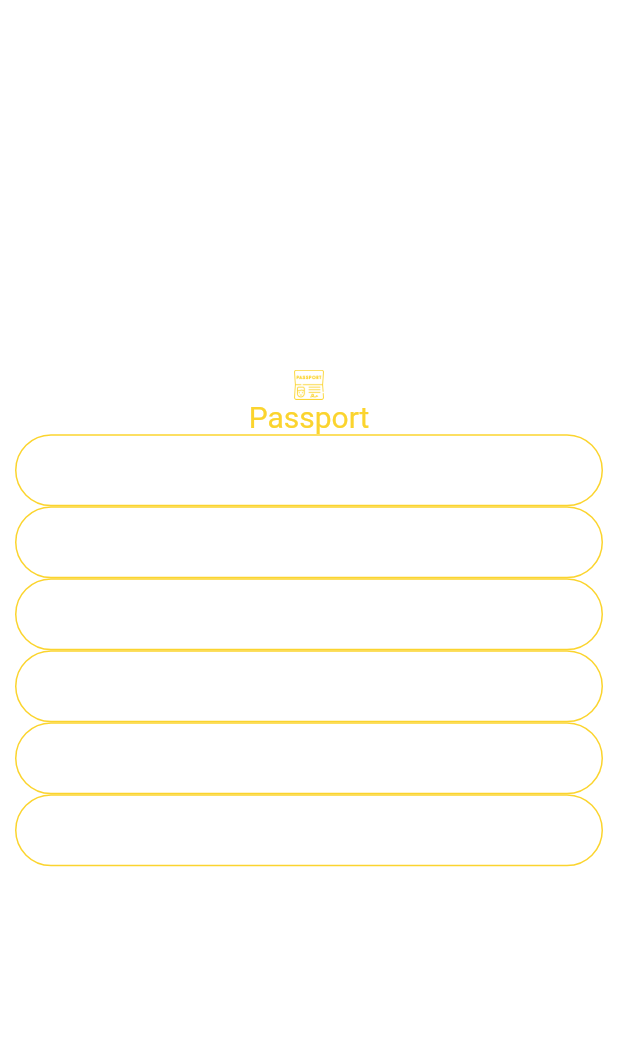
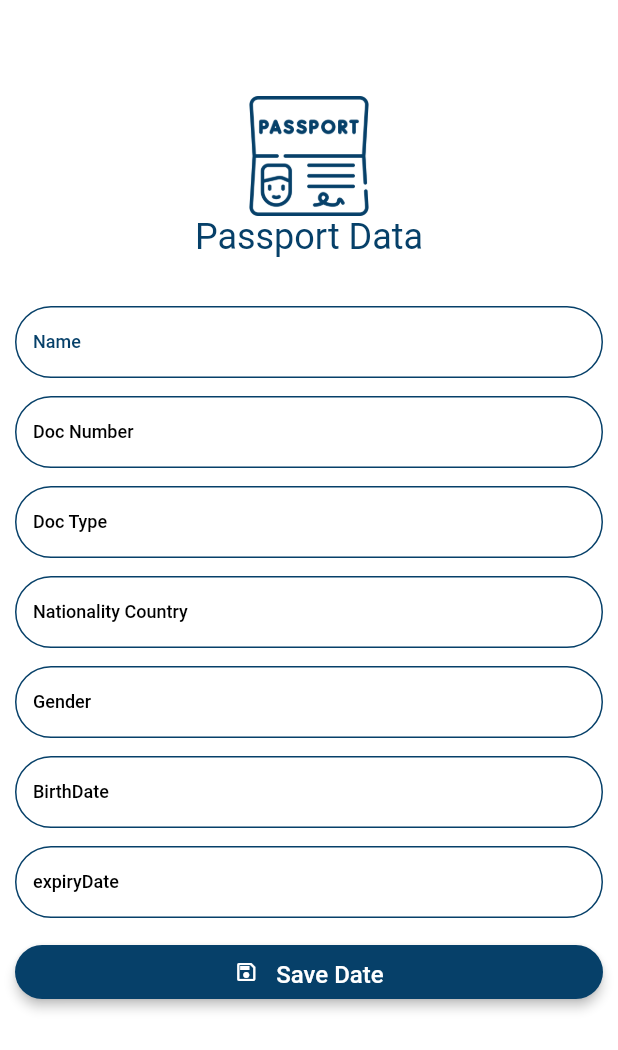
Before and after one commit to Nourhan2492018/MRZReader, a Flutter app: the InsertUserPassportScreen screen opened directly, on a phone screen of 412 x 824 dp. Shown: the top 1050 px of the screen. Run offline on Flutter 3.47's test engine with Material 2 defaults, Android fonts, the phone set to English and light mode, and no system bars; missing offline and left inert: mrz_scanner; statements that could not run were skipped.

Commit message:
[ADD] -Insert MRZ Date

```diff
--- a/lib/models/user/user_model.dart
+++ b/lib/models/mrz/mrz_model.dart
@@ -1,13 +1,13 @@
-class UserModel {
-  const UserModel({
+class MRZModel {
+  const MRZModel({
     required this.documentType,
     required this.countryCode,
-    required this.surnames,
-    required this.givenNames,
+    required this.surName,
+    required this.fullName,
     required this.documentNumber,
     required this.nationalityCountryCode,
     required this.birthDate,
-    required this.sex,
+    required this.gender,
     required this.expiryDate,
     required this.personalNumber,
     this.personalNumber2,
@@ -15,12 +15,12 @@ class UserModel {
 
   final String documentType;
   final String countryCode;
-  final String surnames;
-  final String givenNames;
+  final String surName;
+  final String fullName;
   final String documentNumber;
   final String nationalityCountryCode;
   final DateTime birthDate;
-  final String sex;
+  final String gender;
   final DateTime expiryDate;
   final String personalNumber;
   final String? personalNumber2;
--- a/lib/providers/mrz_provider.dart
+++ b/lib/providers/mrz_provider.dart
@@ -0,0 +1,18 @@
+import 'package:flutter/cupertino.dart';
+import 'package:mrz_reader/models/mrz/mrz_model.dart';
+
+class MRZProvider extends ChangeNotifier{
+MRZModel? _mrzModel;
+List<MRZModel>? _mrzList;
+
+MRZModel ?get mrzModel => _mrzModel;
+
+
+set mrzModel(MRZModel ? mrzModel) {
+    _mrzModel = mrzModel;
+  }
+
+  List<MRZModel> ?get mrzList => _mrzList;
+
+
+}
--- a/lib/widgets/app_color.dart
+++ b/lib/utils/app_color.dart
@@ -3,6 +3,6 @@ import 'package:mrz_reader/utils/hex_color.dart';
 
 
 class AppColors{
-  static Color primary = HexColor('#FBD42E');
+  static Color primary = HexColor('#064069');
   static Color second = HexColor('#7C7C7C');
 }
--- a/lib/views/insert_user_passport/insert_user_passport_screen.dart
+++ b/lib/views/insert_user_passport/insert_user_passport_screen.dart
@@ -1,23 +1,59 @@
 import 'package:flutter/material.dart';
-import 'package:mrz_reader/widgets/app_color.dart';
+import 'package:mrz_reader/utils/date_time_class.dart';
+import 'package:mrz_reader/utils/app_color.dart';
+import 'package:mrz_reader/utils/media_query.dart';
+import 'package:mrz_reader/widgets/custom_button.dart';
 import 'package:mrz_reader/widgets/custom_textfield.dart';
+import 'package:provider/provider.dart';
 
+import '../../providers/mrz_provider.dart';
 import '../../utils/app_assets.dart';
 
 class InsertUserPassportScreen extends StatefulWidget {
-  TextEditingController nameController=TextEditingController();
-  TextEditingController docNumController=TextEditingController();
-  TextEditingController nationalityController=TextEditingController();
-  TextEditingController birthdateController=TextEditingController();
-  TextEditingController sexController=TextEditingController();
-  TextEditingController issueDateController=TextEditingController();
-  TextEditingController expDateController=TextEditingController();
-  TextEditingController phoneNumController=TextEditingController();
+
   @override
   State<InsertUserPassportScreen> createState() => _InsertUserPassportScreenState();
 }
 
 class _InsertUserPassportScreenState extends State<InsertUserPassportScreen> {
+  TextEditingController nameController=TextEditingController();
+  TextEditingController docNumController=TextEditingController();
+  TextEditingController nationalityController=TextEditingController();
+  TextEditingController birthdateController=TextEditingController();
+  TextEditingController genderController=TextEditingController();
+  TextEditingController issueDateController=TextEditingController();
+  TextEditingController expDateController=TextEditingController();
+  TextEditingController phoneNumController=TextEditingController();
+  TextEditingController phoneNum2Controller=TextEditingController();
+  TextEditingController docType=TextEditingController();
+  @override
+  void initState() {
+    // TODO: implement initState
+    docType.text=context.read<MRZProvider>().mrzModel!.documentType;
+    nameController.text= context.read<MRZProvider>().mrzModel!.fullName;
+    docNumController.text= context.read<MRZProvider>().mrzModel!.documentNumber;
+    birthdateController.text= DateTimeClass.fromDateToString(context.read<MRZProvider>().mrzModel!.birthDate);
+    expDateController.text= DateTimeClass.fromDateToString(context.read<MRZProvider>().mrzModel!.expiryDate);
+    phoneNumController.text= context.read<MRZProvider>().mrzModel!.personalNumber;
+    phoneNum2Controller.text= context.read<MRZProvider>().mrzModel!.personalNumber2??"No anther personal number ";
+    nationalityController.text=context.read<MRZProvider>().mrzModel!.nationalityCountryCode;
+    genderController.text=context.read<MRZProvider>().mrzModel!.gender;
+    super.initState();
+  }
+  @override
+  void dispose() {
+    // TODO: implement dispose
+    nameController.dispose();
+    phoneNumController.dispose();
+    phoneNum2Controller.dispose();
+    birthdateController.dispose();
+    genderController.dispose();
+    nationalityController.dispose();
+    docNumController.dispose();
+    expDateController.dispose();
+    docType.dispose();
+    super.dispose();
+  }
   @override
   Widget build(BuildContext context) {
     return Scaffold(
@@ -27,30 +63,57 @@ class _InsertUserPassportScreenState extends State<InsertUserPassportScreen> {
           horizontal: 10,
         ),
         child: Column(
-          mainAxisAlignment: MainAxisAlignment.center,
           children: [
-            Container(
-                child: Image.asset(AppAssets.passportIcon,
+             Container(
+               margin: const EdgeInsets.only(top: 64),
+                child:  Image.asset(AppAssets.passportIcon,
                     color: AppColors.primary),
-              width: 20,
-              height: 20,
+              width: 80,
+              height: 80,
             ),
-            Text("Passport",style: TextStyle(fontSize: 20,color: AppColors.primary),),
-            CustomTextField(hint: "Name",isEdit: false,isLabel: true,controller: widget.nameController),
-            CustomTextField(hint: "Doc Number",isEdit: false,isLabel: true,controller: widget.docNumController),
-            CustomTextField(hint: "Nationality",isEdit: false,isLabel: true,controller: widget.nationalityController),
-            CustomTextField(hint: "Sex",isEdit: false,isLabel: true,controller: widget.sexController),
-            CustomTextField(hint: "Estimated Issuing date",isEdit: false,isLabel: true,controller: widget.issueDateController),
-            CustomTextField(hint: "Phone number",isEdit: false,isLabel: true,controller: widget.phoneNumController),
-            Row(
 
-              children: [
+            Text("Passport Data",style: TextStyle(fontSize: 24,color: AppColors.primary),),
+            const  SizedBox(height: 32,),
+            CustomTextField(
+                hintColor: AppColors.primary,
+                hintText: "Name",
+                controller: nameController, hint: 'Name',),
+           const  SizedBox(height: 12,),
+            CustomTextField(hintText: "Doc Number",
+                hint: '',controller: docNumController),
+            const  SizedBox(height: 12,),
+            CustomTextField(hint: "Doc Type",hintText: 'Doc Type',controller: docType),
+            const  SizedBox(height: 12,),
+            CustomTextField(hint: '',
+            hintText: "Nationality Country",controller: nationalityController),
+            const  SizedBox(height: 12,),
+            CustomTextField(hint: "Sex",
+                hintText: 'Gender',controller:genderController),
+            const  SizedBox(height: 12,),
+            CustomTextField(
+                hintText: 'BirthDate',
+                hint: "Birth Day",controller: birthdateController),
+            const  SizedBox(height: 12,),
+            CustomTextField(hint: "expiryDate",hintText: 'expiryDate',controller: expDateController),
+            const  SizedBox(height: 12,),
+            CustomButton(
+              padding: const EdgeInsets.symmetric(vertical: 10),
+              icon: Icons.save_outlined,
+              iconColors: Colors.white,
+              width: context.width,
+              text: "Save Date",
+              backgroundColor: AppColors.primary,
+              fontSize: 16,
+              fontColor: Colors.white,
+              onPressed: _saveDate(),
 
-              ],
             ),
+
           ],
         ),
       ),
     );
   }
+  _saveDate()
+  {}
 }
--- /dev/null
+++ b/lib/widgets/custom_button.dart
@@ -0,0 +1,128 @@
+
+import 'package:flutter/material.dart';
+import 'package:flutter/material.dart';
+
+class CustomButton extends StatelessWidget {
+  final Function? onPressed;
+  final String? text;
+  final String? assetImage;
+  final double? imageSize;
+  final Color? backgroundColor;
+  final EdgeInsetsGeometry? padding;
+  final double? fontSize;
+  final double iconOpacity;
+  final bool? outlined;
+  final bool hasBorder;
+  final bool isLoading;
+  final FontWeight? fontWeight;
+  final Color? fontColor;
+  final double? width;
+  final double height;
+  final IconData? icon;
+
+  final double iconSize;
+  final Color iconColors;
+
+   CustomButton({
+    Key? key,
+    this.onPressed,
+    this.text,
+    this.assetImage,
+    this.imageSize,
+    this.backgroundColor,
+    this.padding,
+    this.fontSize,
+    this.iconOpacity = 1.0,
+    this.outlined,
+    this.hasBorder = true,
+    this.isLoading = false,
+    this.fontWeight,
+    this.fontColor,
+    this.width,
+    this.height = 36,
+    this.icon,
+    this.iconSize = 16,
+    this.iconColors = Colors.black,
+    this.circular,
+  }) : super(key: key);
+  double?circular;
+  @override
+  Widget build(BuildContext context) {
+    return ElevatedButton(
+      style: ButtonStyle(
+        backgroundColor: MaterialStateProperty.all(
+          (outlined != null && outlined!)
+              ? Colors.white
+              : (backgroundColor != null)
+                  ? backgroundColor
+                  : (text != null)
+                      ? Theme.of(context).primaryColor
+                      : Colors.white,
+        ),
+        padding: MaterialStateProperty.all(
+          padding,
+        ),
+        side: MaterialStateProperty.all(
+          hasBorder
+              ? BorderSide(
+                  color: Colors.transparent,
+                  width: 2,
+                )
+              : null,
+        ),
+        elevation: MaterialStateProperty.all(3),
+        shape: MaterialStateProperty.all(
+          RoundedRectangleBorder(
+            borderRadius: BorderRadius.all(Radius.circular(circular??24)
+            ),
+          ),
+        ),
+        fixedSize: (width != null)
+            ? MaterialStateProperty.all(
+                Size(width!, height),
+              )
+            : null,
+      ),
+      onPressed: onPressed as void Function()?,
+      child: isLoading
+          ? SizedBox(
+              height: 20,
+              width: 20,
+              child: CircularProgressIndicator(
+                color: Colors.white,
+              ),
+            )
+          : Row(
+              mainAxisAlignment: MainAxisAlignment.center,
+              mainAxisSize: MainAxisSize.min,
+              children: [
+                if (icon != null) Icon(icon, size: iconSize, color: iconColors),
+                if (icon != null) SizedBox(width: 12),
+                (text != null)
+                    ? Text(
+                        text!,
+                        style: TextStyle(
+                            color: fontColor ??
+                                (hasBorder
+                                    ? ((outlined != null && outlined!)
+                                        ? Theme.of(context).primaryColor
+                                        : Theme.of(context)
+                                            .colorScheme
+                                            .secondary)
+                                    : Colors.black),
+                            fontSize: fontSize,
+                            fontWeight: fontWeight),
+                      )
+                    : Opacity(
+                        opacity: iconOpacity,
+                        child: Image.asset(
+                          assetImage!,
+                          width: imageSize,
+                          height: imageSize,
+                        ),
+                      ),
+              ],
+            ),
+    );
+  }
+}
--- a/lib/widgets/custom_textfield.dart
+++ b/lib/widgets/custom_textfield.dart
@@ -1,7 +1,7 @@
 
 import 'package:flutter/material.dart';
 import 'package:flutter/services.dart';
-import 'package:mrz_reader/widgets/app_color.dart';
+import 'package:mrz_reader/utils/app_color.dart';
 class CustomTextField extends StatefulWidget {
   final String hint;
   final String? hintText;
--- a/pubspec.yaml
+++ b/pubspec.yaml
@@ -28,6 +28,7 @@ environment:
 # the latest version available on pub.dev. To see which dependencies have newer
 # versions available, run `flutter pub outdated`.
 dependencies:
+
   flutter:
     sdk: flutter
 
@@ -35,6 +36,7 @@ dependencies:
   # The following adds the Cupertino Icons font to your application.
   # Use with the CupertinoIcons class for iOS style icons.
   cupertino_icons: ^1.0.2
+  intl: ^0.17.0
   mrz_scanner: ^0.0.1+3
   image_picker: ^0.8.5+3
   provider: ^6.0.3
```
Also changed, not shown: lib/main.dart (+12 -1 lines), lib/src/app_root.dart (+4 -3 lines), lib/utils/date_time_class.dart (added, +42 -0 lines), lib/views/app_navigator.dart (added, +17 -0 lines), lib/views/home/home.dart (+15 -1 lines), lib/views/mrz_screen/mrz_screen.dart (+61 -37 lines), pubspec.lock, 6 other files.
